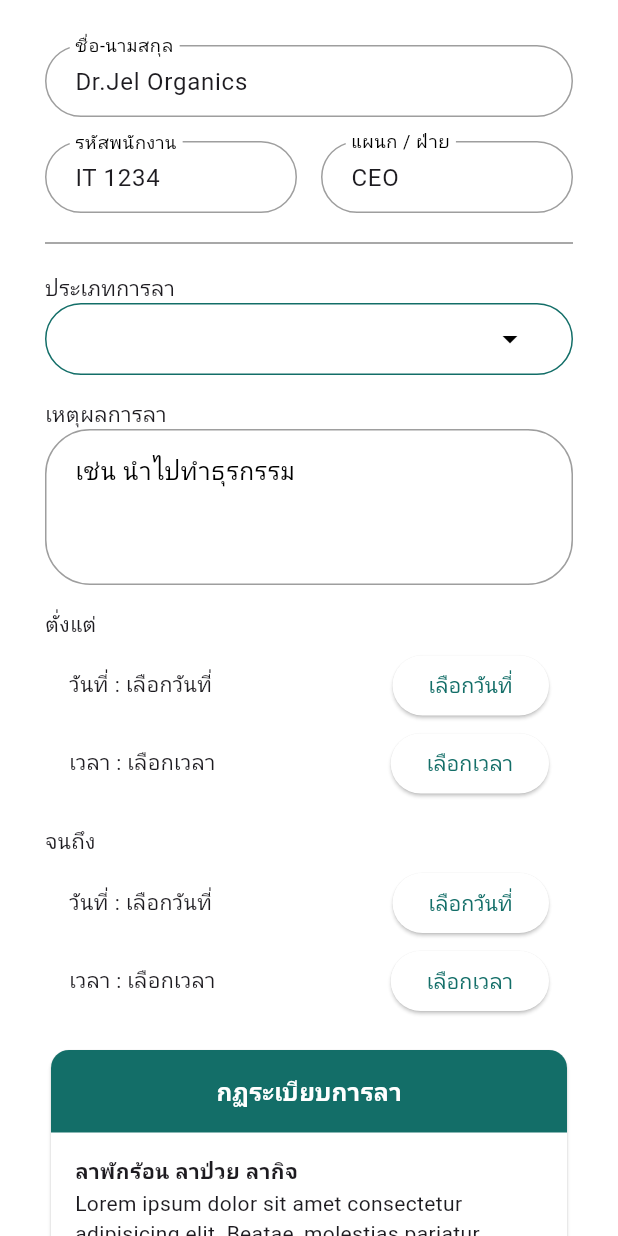
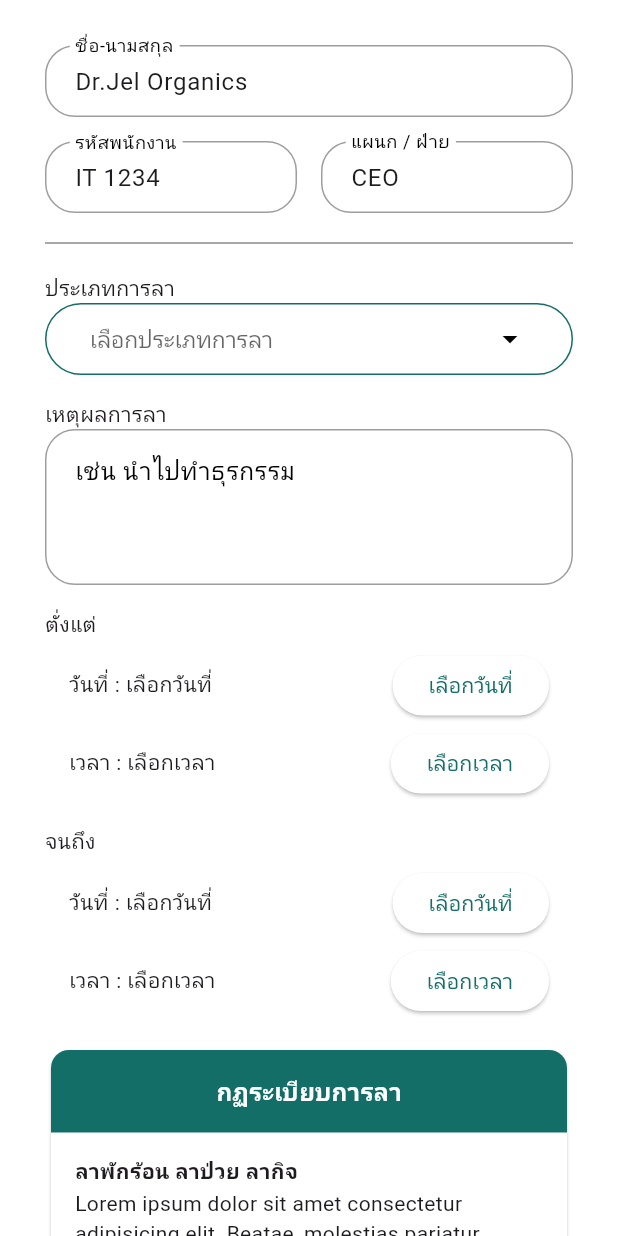
Before and after one commit to namesaransuk/organics_salary, a Flutter app: the LeaveReport widget shown alone on an empty page, opened directly, on a phone screen of 412 x 824 dp. Run offline on Flutter 3.47's test engine with Material 3 defaults, Android fonts, the phone set to English and light mode, and no system bars; our stand-ins replace carousel_slider, date_format, dotted_border, flutter_spinkit, get, google_fonts and 4 more; missing offline and left inert: animated_segmented_tab_control; network calls fail; Roboto replaces fonts that are missing (Prompt); project files that could hold a hidden picture were left out.

Commit message:
update mock up prototype success

```diff
--- a/lib/controllers/salary_controller.dart
+++ b/lib/controllers/salary_controller.dart
@@ -5,12 +5,12 @@
 class SalaryController extends GetxController {
   final LoadingController loadingController = Get.put(LoadingController());
   RxInt monthId = 0.obs;
-  RxString monthName = ''.obs;
+  RxString monthName = 'กรุณาเลือกเดือน'.obs;
   RxList<Map<String, dynamic>> dataList = RxList<Map<String, dynamic>>();
 
-  void getMonthName(int mId, String mName) {
-    monthId.value = mId;
+  void getMonthName(String mName) {
     monthName.value = mName;
+    // print(monthName);
   }
 
   void loadData(int month) async {
--- a/lib/main.dart
+++ b/lib/main.dart
@@ -46,6 +46,11 @@
         debugShowCheckedModeBanner: false,
         theme: ThemeData(
           scaffoldBackgroundColor: Colors.white,
+           dividerTheme: DividerThemeData(
+          color: Colors.black,
+          // thickness: 2,
+        ),
+          dividerColor: Colors.black,
           colorScheme: ColorScheme.fromSwatch(
             primarySwatch: MaterialColor(0xFF136E68, {
               50: Color(0xFF136E68),
--- a/lib/pages/home/coin/resorces_list.dart
+++ b/lib/pages/home/coin/resorces_list.dart
@@ -8,7 +8,7 @@
   false,
 ];
 var images = [
-  // const AssetImage("assets/img/coin/14.png"),
+  const AssetImage("img/coin/14.png"),
   const AssetImage("img/coin/15.jpg"),
   const AssetImage("img/coin/15.jpg"),
 ];
@@ -19,6 +19,7 @@
 ];
 var names = [
   "Iphone 14",
+  "Iphone 15",
   "Iphone 15",
 ];
 var with_ = [
@@ -37,6 +38,7 @@
 ];
 var prices = [
   "2000",
+  "4000",
   "4000",
 ];
 var mediumRating = [
--- a/lib/pages/home/home_page.dart
+++ b/lib/pages/home/home_page.dart
@@ -14,7 +14,7 @@
 }
 
 class _HomePageState extends State<HomePage> {
-  int _selectedIndex = 1;
+  int _selectedIndex = 3;
   static TextStyle optionStyle =
       TextStyle(fontSize: 30, fontWeight: FontWeight.w600);
   static List<Widget> _widgetOptions = <Widget>[
@@ -22,7 +22,6 @@
     SalaryScreen(),
     LeaveScreen(),
     CoinScreen(),
-    // HomeMenu(),
   ];
 
   bool get shouldShowAppBar =>
--- a/lib/pages/home/leave/leave_screen.dart
+++ b/lib/pages/home/leave/leave_screen.dart
@@ -145,6 +145,8 @@
     }
   }
 
+  int? selectedOption;
+
   @override
   void initState() {
     _nameController = TextEditingController(text: 'Dr.Jel Organics');
@@ -174,14 +176,14 @@
                       labelText: 'ชื่อ-นามสกุล',
                       alignLabelWithHint: true,
                       border: OutlineInputBorder(
-                        borderRadius: BorderRadius.circular(30.0),
+                        borderRadius: BorderRadius.circular(20.0),
                       ),
                       focusedBorder: OutlineInputBorder(
-                        borderRadius: BorderRadius.circular(30.0),
+                        borderRadius: BorderRadius.circular(20.0),
                         borderSide: BorderSide(color: AppTheme.ognGreen),
                       ),
                       enabledBorder: OutlineInputBorder(
-                        borderRadius: BorderRadius.circular(30.0),
+                        borderRadius: BorderRadius.circular(20.0),
                         borderSide: BorderSide(color: Colors.grey),
                       ),
                     ),
@@ -197,14 +199,14 @@
                             contentPadding: EdgeInsets.symmetric(
                                 vertical: 7, horizontal: 16),
                             border: OutlineInputBorder(
-                              borderRadius: BorderRadius.circular(30.0),
+                              borderRadius: BorderRadius.circular(20.0),
                             ),
                             focusedBorder: OutlineInputBorder(
-                              borderRadius: BorderRadius.circular(30.0),
+                              borderRadius: BorderRadius.circular(20.0),
                               borderSide: BorderSide(color: AppTheme.ognGreen),
                             ),
                             enabledBorder: OutlineInputBorder(
-                              borderRadius: BorderRadius.circular(30.0),
+                              borderRadius: BorderRadius.circular(20.0),
                               borderSide: BorderSide(color: Colors.grey),
                             ),
                           ),
@@ -219,14 +221,14 @@
                             contentPadding: EdgeInsets.symmetric(
                                 vertical: 7, horizontal: 16),
                             border: OutlineInputBorder(
-                              borderRadius: BorderRadius.circular(30.0),
+                              borderRadius: BorderRadius.circular(20.0),
                             ),
                             focusedBorder: OutlineInputBorder(
-                              borderRadius: BorderRadius.circular(30.0),
+                              borderRadius: BorderRadius.circular(20.0),
                               borderSide: BorderSide(color: AppTheme.ognGreen),
                             ),
                             enabledBorder: OutlineInputBorder(
-                              borderRadius: BorderRadius.circular(30.0),
+                              borderRadius: BorderRadius.circular(20.0),
                               borderSide: BorderSide(color: Colors.grey),
                             ),
                           ),
@@ -252,7 +254,16 @@
                         child: DropdownButton(
                           padding: EdgeInsets.only(left: 30, right: 30),
                           borderRadius: BorderRadius.circular(20),
+                          hint: Text('เลือกประเภทการลา'),
                           items: [
+                            DropdownMenuItem<String>(
+                              value: 'เลือกประเภทการลา',
+                              enabled: false,
+                              child: Text(
+                                'เลือกประเภทการลา',
+                                style: const TextStyle(color: Colors.black),
+                              ),
+                            ),
                             for (final leave in listLeave)
                               DropdownMenuItem<String>(
                                 value: '${leave['lId']} ${leave['lName']}',
@@ -297,22 +308,62 @@
                       ? Padding(
                           padding: const EdgeInsets.symmetric(
                               vertical: 8.0, horizontal: 16.0),
+                          child: Column(
+                            children: [
+                              Row(
+                                children: [
+                                  Radio(
+                                    value: 1,
+                                    groupValue: selectedOption,
+                                    onChanged: (value) {
+                                      setState(() {
+                                        selectedOption = value;
+                                        print("Button value: $value");
+                                      });
+                                    },
+                                  ),
+                                  Text('ไม่มีใบรับรองแพทย์')
+                                ],
+                              ),
+                              Row(
+                                children: [
+                                  Radio(
+                                    value: 2,
+                                    groupValue: selectedOption,
+                                    onChanged: (value) {
+                                      setState(() {
+                                        selectedOption = value;
+                                        print("Button value: $value");
+                                      });
+                                    },
+                                  ),
+                                  Text('มีใบรับรองแพทย์')
+                                ],
+                              ),
+                              selectedOption == 2
+                                  ? Padding(
+                                      padding: const EdgeInsets.symmetric(
+                                          vertical: 10),
                                       child: DottedBorder(
                                         dashPattern: [8, 4],
                                         borderType: BorderType.RRect,
                                         radius: Radius.circular(12),
-                            padding: EdgeInsets.all(6),
+                                        padding: EdgeInsets.all(20),
                                         child: image != null
                                             ? Column(
                                                 children: [
                                                   ClipRRect(
-                                        borderRadius: BorderRadius.all(
-                                            Radius.circular(12)),
+                                                    borderRadius:
+                                                        BorderRadius.all(
+                                                            Radius.circular(
+                                                                12)),
                                                     child: Image.file(
                                                       File(image!.path),
                                                       fit: BoxFit.cover,
                                                       width:
-                                              MediaQuery.of(context).size.width,
+                                                          MediaQuery.of(context)
+                                                              .size
+                                                              .width,
                                                       height: 300,
                                                     ),
                                                   ),
@@ -320,7 +371,8 @@
                                                     onPressed: () {
                                                       myAlert();
                                                     },
-                                        child: Text('เลือกรูปภาพใหม่'),
+                                                    child:
+                                                        Text('เลือกรูปภาพใหม่'),
                                                   ),
                                                 ],
                                               )
@@ -330,7 +382,8 @@
                                                   children: [
                                                     Text(
                                                       "ไม่ได้เลือกรูปภาพ",
-                                          style: TextStyle(fontSize: 18),
+                                                      style: TextStyle(
+                                                          fontSize: 18),
                                                     ),
                                                     ElevatedButton(
                                                       onPressed: () {
@@ -341,6 +394,10 @@
                                                   ],
                                                 ),
                                               ),
+                                      ),
+                                    )
+                                  : Container(),
+                            ],
                           ),
                         )
                       : Container(),
@@ -359,14 +416,14 @@
                           contentPadding: EdgeInsets.symmetric(
                               vertical: 16, horizontal: 16),
                           border: OutlineInputBorder(
-                            borderRadius: BorderRadius.circular(30.0),
+                            borderRadius: BorderRadius.circular(20.0),
                           ),
                           focusedBorder: OutlineInputBorder(
-                            borderRadius: BorderRadius.circular(30.0),
+                            borderRadius: BorderRadius.circular(20.0),
                             borderSide: BorderSide(color: AppTheme.ognGreen),
                           ),
                           enabledBorder: OutlineInputBorder(
-                            borderRadius: BorderRadius.circular(30.0),
+                            borderRadius: BorderRadius.circular(20.0),
                             borderSide: BorderSide(color: Colors.grey),
                           ),
                         ),
@@ -425,8 +482,7 @@
                         child: Row(
                           mainAxisAlignment: MainAxisAlignment.spaceBetween,
                           children: [
-                            Text(
-                                'วันที่ : $endDate'),
+                            Text('วันที่ : $endDate'),
                             ElevatedButton(
                               onPressed: () => _selectDate(context, 2),
                               child: Text('เลือกวันที่'),
@@ -520,6 +576,7 @@
         context: context,
         builder: (BuildContext context) {
           return AlertDialog(
+            backgroundColor: Colors.white,
             shape:
                 RoundedRectangleBorder(borderRadius: BorderRadius.circular(8)),
             title: Text('กรุณาเลือกรูป'),
```
Also changed, not shown: lib/models/sheet_data.dart (deleted, +0 -13 lines), lib/pages/home/coin/coin_screen.dart (+52 -44 lines), lib/pages/home/salary/salary_screen.dart (+62 -44 lines). Lines whose indentation alone changed are shown as unchanged.
